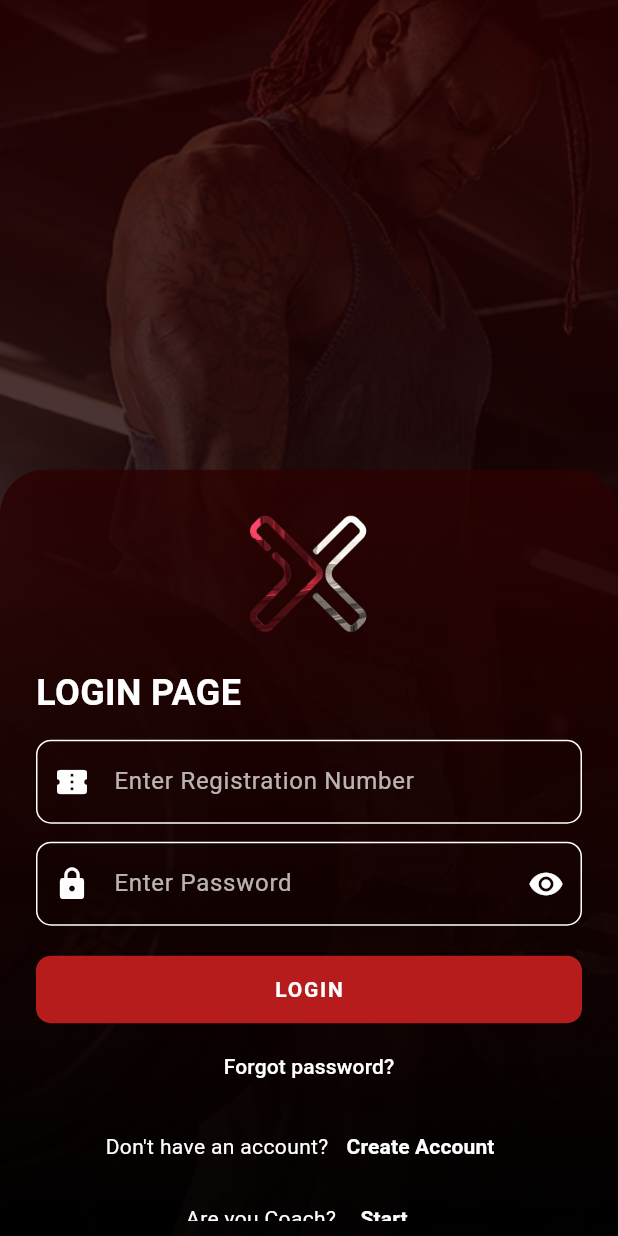
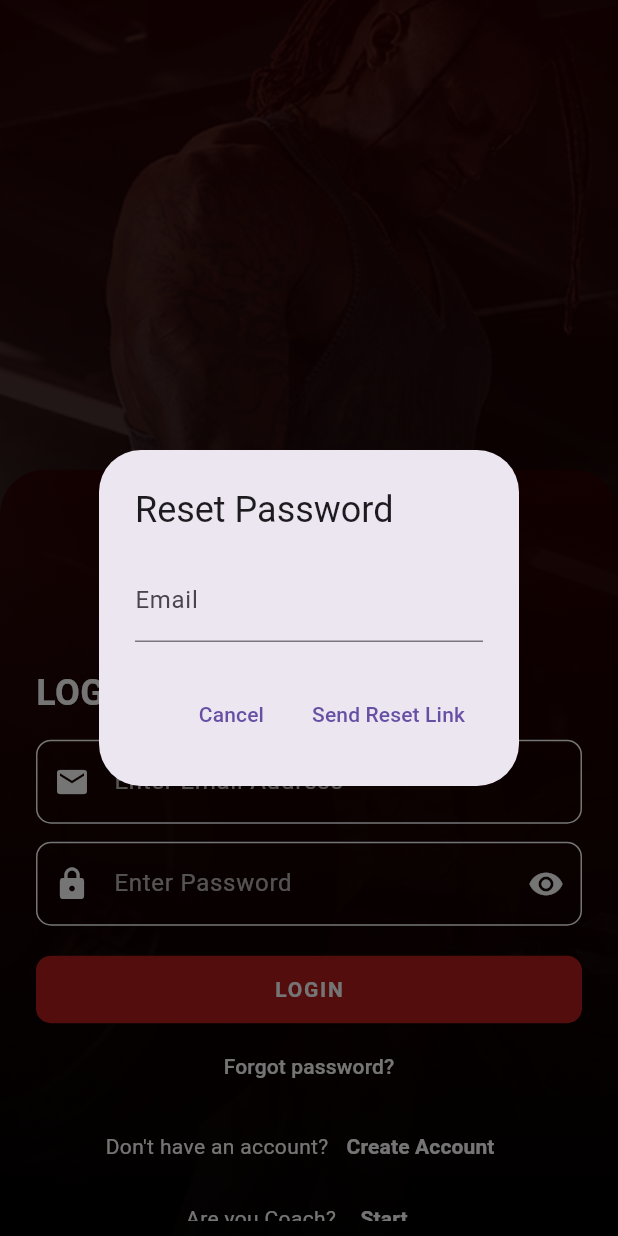
Before and after one commit to rishithamenush/xzo, a Flutter app: the screen it shows after launch, after a tap on "Forgot password?", on a phone screen of 412 x 824 dp. Run offline on Flutter 3.47's test engine with Material 3 defaults, Android fonts, the phone set to English and light mode, and no system bars; our stand-ins replace auto_size_text, cloud_firestore, file_picker, firebase_auth, firebase_core, firebase_storage and 6 more; missing offline and left inert: crypt, flutter_pdfview, geocode; accounts and stored records are empty.

```diff
--- a/lib/core/services/gym_service.dart
+++ b/lib/core/services/gym_service.dart
@@ -1,4 +1,5 @@
 import 'package:cloud_firestore/cloud_firestore.dart';
+import 'package:firebase_auth/firebase_auth.dart';
 import '../models/member_model.dart';
 import '../models/trainer_model.dart';
 import '../models/class_model.dart';
@@ -9,15 +10,23 @@ import 'dart:developer';
 
 class GymService {
   final FirebaseFirestore _firestore = FirebaseFirestore.instance;
+  final FirebaseAuth _auth = FirebaseAuth.instance;
 
   // Members
-  Future<void> addMember(MemberModel member) async {
+  Future<String> addMember(MemberModel member, String password) async {
     try {
       log('Starting addMember()...');
 
+      // First create the Firebase Auth user with email and password
+      UserCredential userCredential = await _auth.createUserWithEmailAndPassword(
+        email: member.email!,
+        password: password
+      );
+      log('Created Firebase Auth user: ${userCredential.user?.uid}');
+
       // Convert MemberModel to user data
       final userData = {
-        'id': member.id,
+        'id': userCredential.user!.uid, // Use the Firebase Auth UID
         'name': member.name,
         'email': member.email,
         'phone': member.phone,
@@ -33,19 +42,89 @@ class GymService {
 
       log('User data to add: $userData');
 
-      final doc = await _firestore.collection('users').add(userData);
-      log('Created new user document with ID: ${doc.id}');
+      // Add user data to Firestore
+      await _firestore.collection('users').doc(userCredential.user!.uid).set(userData);
+      log('Created new user document with ID: ${userCredential.user!.uid}');
 
-      await doc.update({'id': doc.id});
-      log('Updated document with ID field');
-
-      log('Successfully added member: ${member.name} (ID: ${doc.id})');
+      log('Successfully added member: ${member.name} (ID: ${userCredential.user!.uid})');
+      return 'Success';
+    } on FirebaseAuthException catch (e) {
+      log('Firebase Auth Error: ${e.code} - ${e.message}');
+      String errorMessage = "An error occurred during member registration.";
+      if (e.code == 'email-already-in-use') {
+        errorMessage = "This email is already registered.";
+      } else if (e.code == 'weak-password') {
+        errorMessage = "The password provided is too weak.";
+      } else if (e.code == 'invalid-email') {
+        errorMessage = "The email address is not valid.";
+      }
+      return errorMessage;
     } catch (e, stackTrace) {
       log('Error adding member: $e', error: e, stackTrace: stackTrace);
       if (e is FirebaseException) {
         log('Firebase error code: ${e.code}, message: ${e.message}');
       }
-      rethrow;
+      return 'Failed to add member: ${e.toString()}';
+    }
+  }
+
+  // Add a method to handle member login
+  Future<String> loginMember(String email, String password) async {
+    try {
+      log('Attempting to login member with email: $email');
+
+      // Sign in with Firebase Auth
+      UserCredential userCredential = await _auth.signInWithEmailAndPassword(
+        email: email,
+        password: password
+      );
+
+      // Get user data from Firestore
+      DocumentSnapshot userDoc = await _firestore
+          .collection('users')
+          .doc(userCredential.user!.uid)
+          .get();
+
+      if (!userDoc.exists) {
+        return 'User data not found';
+      }
+
+      log('Successfully logged in member: ${userDoc.get('name')}');
+      return 'Success';
+    } on FirebaseAuthException catch (e) {
+      log('Firebase Auth Error: ${e.code} - ${e.message}');
+      String errorMessage = "Login failed.";
+      if (e.code == 'user-not-found') {
+        errorMessage = "No member found with this email.";
+      } else if (e.code == 'wrong-password') {
+        errorMessage = "Incorrect password.";
+      } else if (e.code == 'invalid-email') {
+        errorMessage = "The email address is not valid.";
+      }
+      return errorMessage;
+    } catch (e) {
+      log('Error during login: $e');
+      return 'Login failed: ${e.toString()}';
+    }
+  }
+
+  // Add a method to reset password
+  Future<String> resetPassword(String email) async {
+    try {
+      await _auth.sendPasswordResetEmail(email: email);
+      return 'Password reset email sent';
+    } on FirebaseAuthException catch (e) {
+      log('Firebase Auth Error: ${e.code} - ${e.message}');
+      String errorMessage = "Failed to send password reset email.";
+      if (e.code == 'user-not-found') {
+        errorMessage = "No member found with this email.";
+      } else if (e.code == 'invalid-email') {
+        errorMessage = "The email address is not valid.";
+      }
+      return errorMessage;
+    } catch (e) {
+      log('Error sending password reset: $e');
+      return 'Failed to send password reset email: ${e.toString()}';
     }
   }
 
--- a/lib/view/screens/register/sign_in.dart
+++ b/lib/view/screens/register/sign_in.dart
@@ -94,14 +94,14 @@ class _LogInState extends State<LogIn> {
                         ),
                       ),
                       const SizedBox(height: 14),
-                      // Registration Number Field
+                      // Email Field (changed from Registration Number)
                       TextFormField(
                         controller: textController.controllerEmail,
                         style: const TextStyle(color: Colors.white),
                         decoration: InputDecoration(
-                          hintText: 'Enter Registration Number',
+                          hintText: 'Enter Email Address',
                           hintStyle: const TextStyle(color: Colors.white70),
-                          prefixIcon: const Icon(Icons.confirmation_number, color: Colors.white),
+                          prefixIcon: const Icon(Icons.email, color: Colors.white),
                           filled: true,
                           fillColor: Colors.transparent,
                           enabledBorder: OutlineInputBorder(
@@ -119,7 +119,10 @@ class _LogInState extends State<LogIn> {
                         ),
                         validator: (value) {
                           if (value!.isEmpty) {
-                            return "Enter Registration Number";
+                            return "Enter Email Address";
+                          }
+                          if (!RegExp(r'^[\w-\.]+@([\w-]+\.)+[\w-]{2,4}$').hasMatch(value)) {
+                            return "Enter a valid email address";
                           }
                           return null;
                         },
@@ -231,7 +234,59 @@ class _LogInState extends State<LogIn> {
                       const SizedBox(height: 5),
                       // Forgot Password
                       TextButton(
-                        onPressed: () {},
+                        onPressed: () async {
+                          // Show dialog to enter email for password reset
+                          final emailController = TextEditingController();
+                          final result = await showDialog<String>(
+                            context: context,
+                            builder: (context) => AlertDialog(
+                              title: const Text('Reset Password'),
+                              content: TextField(
+                                controller: emailController,
+                                decoration: const InputDecoration(
+                                  hintText: 'Enter your email address',
+                                  labelText: 'Email',
+                                ),
+                                keyboardType: TextInputType.emailAddress,
+                              ),
+                              actions: [
+                                TextButton(
+                                  onPressed: () => Navigator.pop(context),
+                                  child: const Text('Cancel'),
+                                ),
+                                TextButton(
+                                  onPressed: () => Navigator.pop(context, emailController.text),
+                                  child: const Text('Send Reset Link'),
+                                ),
+                              ],
+                            ),
+                          );
+
+                          if (result != null && result.isNotEmpty) {
+                            try {
+                              final gymService = GymService();
+                              final resetResult = await gymService.resetPassword(result);
+
+                              if (mounted) {
+                                ScaffoldMessenger.of(context).showSnackBar(
+                                  SnackBar(
+                                    content: Text(resetResult),
+                                    backgroundColor: resetResult.contains('sent') ? Colors.green : Colors.red,
+                                  ),
+                                );
+                              }
+                            } catch (e) {
+                              if (mounted) {
+                                ScaffoldMessenger.of(context).showSnackBar(
+                                  SnackBar(
+                                    content: Text('Error sending reset email: $e'),
+                                    backgroundColor: Colors.red,
+                                  ),
+                                );
+                              }
+                            }
+                          }
+                        },
                         child: const Text(
                           'Forgot password?',
                           style: TextStyle(
--- a/lib/view/screens/register/sign_up.dart
+++ b/lib/view/screens/register/sign_up.dart
@@ -137,6 +137,24 @@ class _SingUpState extends State<SingUp> {
                       ),
                       const SizedBox(height: 16),
 
+                      // Email Field
+                      _buildTextField(
+                        controller: signUpController.email,
+                        label: 'Email Address',
+                        icon: Icons.email,
+                        keyboardType: TextInputType.emailAddress,
+                        validator: (value) {
+                          if (value!.isEmpty) {
+                            return 'Email is required';
+                          }
+                          if (!RegExp(r'^[\w-\.]+@([\w-]+\.)+[\w-]{2,4}$').hasMatch(value)) {
+                            return 'Enter a valid email address';
+                          }
+                          return null;
+                        },
+                      ),
+                      const SizedBox(height: 16),
+
                       // Name Field
                       _buildTextField(
                         controller: signUpController.firstName,
@@ -260,7 +278,7 @@ class _SingUpState extends State<SingUp> {
 
                                 final user = UserModel(
                                   name: signUpController.firstName.text,
-                                  email: signUpController.registrationNumber.text + '@domain.com',
+                                  email: signUpController.email.text,
                                   phone: signUpController.phone.text,
                                   longitude: p?.longitude,
                                   latitude: p?.latitude,
```
